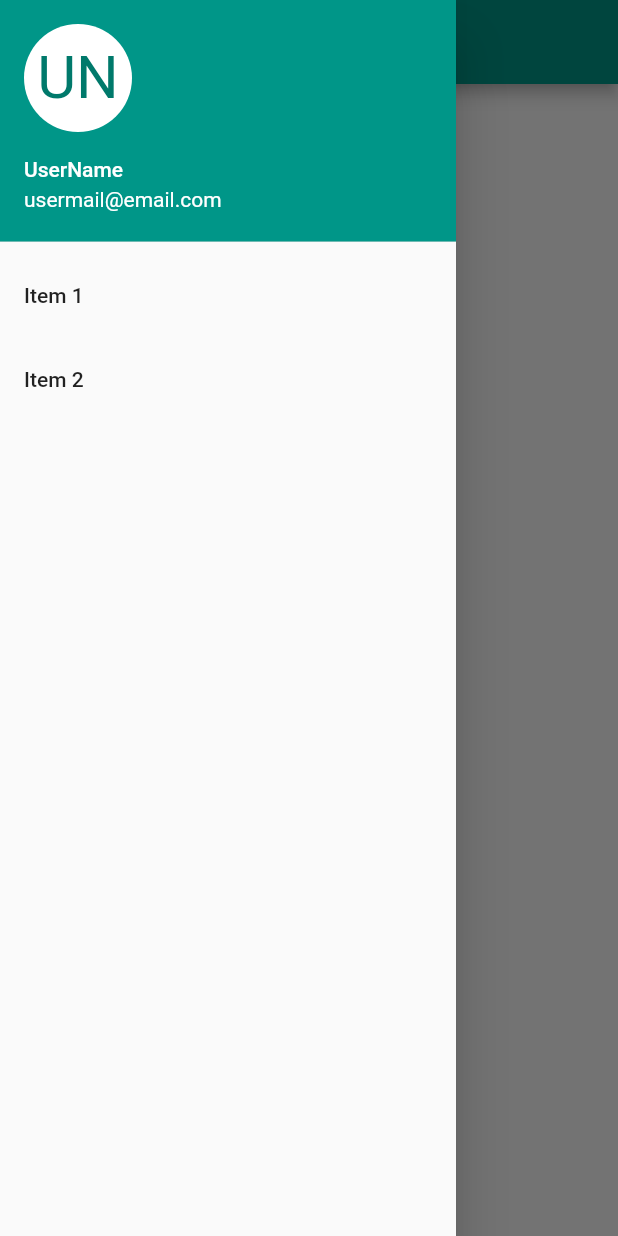
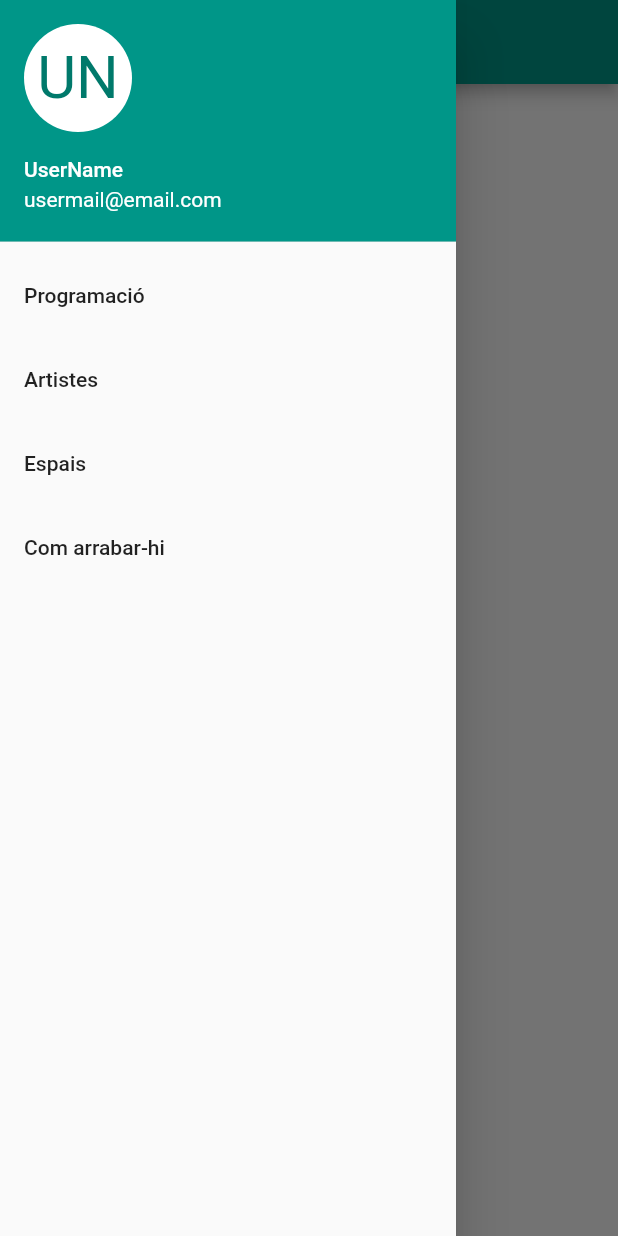
Before and after one commit to Isardbp/flutter_app_festival, a Flutter app: the screen it shows after launch, with the side drawer open, on a phone screen of 412 x 824 dp. Run offline on Flutter 3.47's test engine with Material 2 defaults, Android fonts, the phone set to English and light mode, and no system bars.

Commit message:
ListTile drawler

```diff
--- a/lib/main.dart
+++ b/lib/main.dart
@@ -51,15 +51,33 @@ class _MyHomePageState extends State<MyHomePage> {
               ),
             ),
             ListTile(
-              title: Text("Item 1"),
+              title: Text("Programació"),
               onTap: () {
                 Navigator.of(context).pop();
                 //Navigator.of(context).push();
               },
             ),
             ListTile(
-              title: Text("Item 2"),
-            )
+              title: Text("Artistes"),
+              onTap: () {
+                Navigator.of(context).pop();
+                //Navigator.of(context).push();
+              },
+            ),
+            ListTile(
+              title: Text("Espais"),
+              onTap: () {
+                Navigator.of(context).pop();
+                //Navigator.of(context).push();
+              },
+            ),
+            ListTile(
+              title: Text("Com arrabar-hi"),
+              onTap: () {
+                Navigator.of(context).pop();
+                //Navigator.of(context).push();
+              },
+            ),
           ],
         ),
       ),
```
